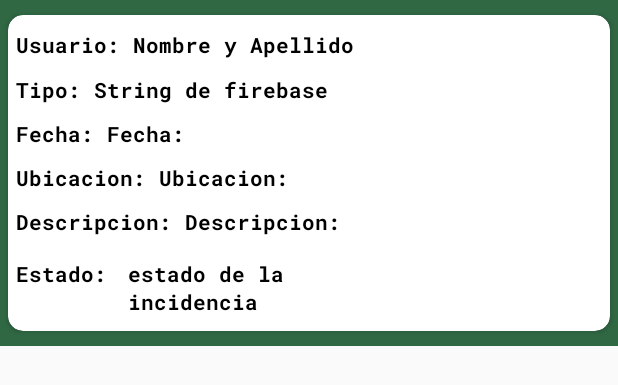
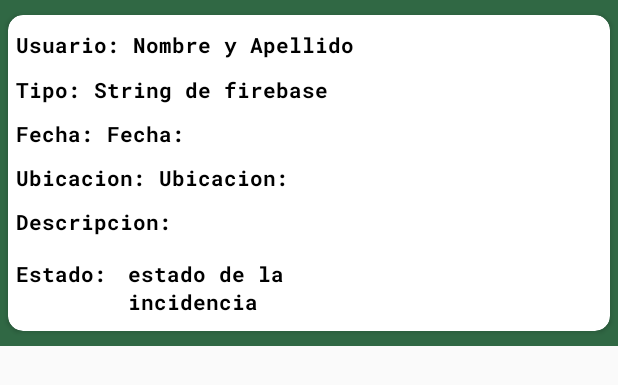
Before and after one commit to pabloaav/Recolect-Admin, an Android app: the layout cv_admin_incidencia.xml on its own in the app's theme, with its tools: preview values and no code run, on a phone screen of 412 x 824 dp. Shown: the top 385 px of the screen. Run offline under Robolectric (Android 15) with nearby library versions, the phone set to English and light mode, and no system bars; Roboto replaces fonts that are not available here.

Commit message:
se adapta text view de cardview de descripcion de incidencia para mnostrar un texto de longitud media

```diff
--- a/app/src/main/java/com/e/recolect_admin/adaptadores/AdaptadorRecyclerIncidencias.java
+++ b/app/src/main/java/com/e/recolect_admin/adaptadores/AdaptadorRecyclerIncidencias.java
@@ -68,7 +68,9 @@ public class AdaptadorRecyclerIncidencias extends RecyclerView.Adapter<Adaptador
         //Quitamos los segundos a la fecha y hora de la incidencia
         String fechaSinSegundos = quitarSegundos(incidencia.getFecha());
         incidenciasViewHolder.fecha.setText(fechaSinSegundos);
-        incidenciasViewHolder.descripcion.setText(incidencia.getDescripcion());
+        //Agregamos la palabra "Descripción: " a la descripcion en tiempo de ejecucion
+        String descripcion = "Descripción:  " + incidencia.getDescripcion();
+        incidenciasViewHolder.descripcion.setText(descripcion);
 //        incidenciasViewHolder.direccion.setText(incidencia.getDireccion());
         //Quitamos el state (Estado=Provincia) de la cadena de ubicacion
         String cadenaSinProvincia = quitarProvincia(incidencia.getCadenaUbicacion());
--- a/app/src/main/res/layout/cv_admin_incidencia.xml
+++ b/app/src/main/res/layout/cv_admin_incidencia.xml
@@ -202,17 +202,6 @@
                 android:orientation="horizontal">
 
                 <TextView
-                    android:id="@+id/descripcion"
-                    android:layout_width="wrap_content"
-                    android:layout_height="wrap_content"
-                    android:layout_marginBottom="15dp"
-                    android:fontFamily="@font/roboto_mono_bold_italic"
-                    android:text="Descripcion: "
-                    android:textColor="@color/colorFondoNegro"
-                    android:textSize="14sp"
-                    android:textStyle="bold" />
-
-                <TextView
                     android:id="@+id/cv_descripcion"
                     android:layout_width="wrap_content"
                     android:layout_height="wrap_content"
```
